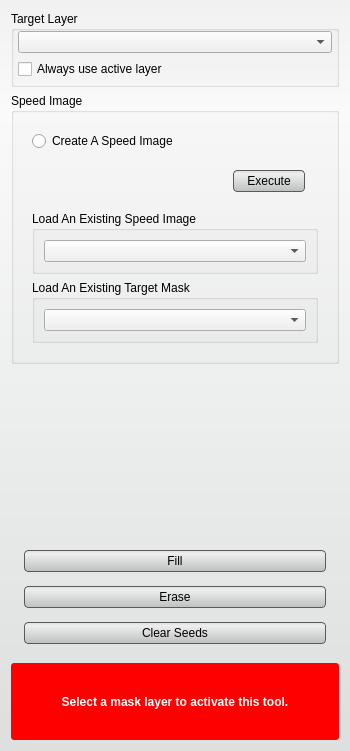
Old version of the form src/Interface/ToolInterface/SpeedlineToolInterface.ui in the repository jessdtate/Seg3D.
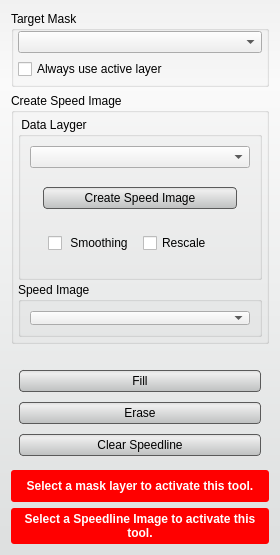
New version of the form. Custom widgets are drawn as their Qt base class.

Commit message: Merge SpeedlineTool from Trunk to Branch

```diff
--- a/src/Interface/ToolInterface/SpeedlineToolInterface.ui
+++ b/src/Interface/ToolInterface/SpeedlineToolInterface.ui
@@ -6,8 +6,8 @@
    <rect>
     <x>0</x>
     <y>0</y>
-    <width>350</width>
-    <height>751</height>
+    <width>280</width>
+    <height>555</height>
    </rect>
   </property>
   <property name="sizePolicy">
@@ -19,7 +19,7 @@
   <property name="minimumSize">
    <size>
     <width>280</width>
-    <height>158</height>
+    <height>555</height>
    </size>
   </property>
   <property name="maximumSize">
@@ -58,7 +58,7 @@
 	margin:4px;
 }</string>
   </property>
-  <layout class="QVBoxLayout" name="verticalLayout_7">
+  <layout class="QVBoxLayout" name="verticalLayout_5">
    <item>
     <widget class="QGroupBox" name="target_groupbox_">
      <property name="minimumSize">
@@ -74,7 +74,7 @@
       </size>
      </property>
      <property name="title">
-      <string>Target Layer</string>
+      <string>Target Mask</string>
      </property>
      <layout class="QVBoxLayout" name="verticalLayout_4">
       <property name="spacing">
@@ -93,7 +93,7 @@
        <number>4</number>
       </property>
       <item>
-       <widget class="QtUtils::QtDropableComboBox" name="target_layer_">
+       <widget class="QtUtils::QtDropableComboBox" name="target_mask_">
         <property name="sizePolicy">
          <sizepolicy hsizetype="Ignored" vsizetype="Fixed">
           <horstretch>0</horstretch>
@@ -132,22 +132,40 @@
    </item>
    <item>
     <widget class="QGroupBox" name="size_groupbox_">
+     <property name="sizePolicy">
+      <sizepolicy hsizetype="Ignored" vsizetype="Preferred">
+       <horstretch>0</horstretch>
+       <verstretch>0</verstretch>
+      </sizepolicy>
+     </property>
      <property name="minimumSize">
       <size>
        <width>0</width>
-       <height>151</height>
+       <height>198</height>
       </size>
      </property>
      <property name="title">
-      <string>Speed Image</string>
+      <string>Create Speed Image</string>
      </property>
-     <layout class="QVBoxLayout" name="verticalLayout_6">
+     <layout class="QVBoxLayout" name="verticalLayout_2">
+      <property name="spacing">
+       <number>2</number>
+      </property>
+      <property name="margin">
+       <number>4</number>
+      </property>
       <item>
-       <widget class="QWidget" name="widget_5" native="true">
+       <widget class="QGroupBox" name="connected_to_mask_groupbox_">
+        <property name="sizePolicy">
+         <sizepolicy hsizetype="Ignored" vsizetype="Preferred">
+          <horstretch>0</horstretch>
+          <verstretch>0</verstretch>
+         </sizepolicy>
+        </property>
         <property name="minimumSize">
          <size>
           <width>0</width>
-          <height>40</height>
+          <height>107</height>
          </size>
         </property>
         <property name="maximumSize">
@@ -156,130 +174,136 @@
           <height>16777215</height>
          </size>
         </property>
-        <layout class="QVBoxLayout" name="verticalLayout_5">
+        <property name="title">
+         <string> Data Layger </string>
+        </property>
+        <property name="alignment">
+         <set>Qt::AlignLeading|Qt::AlignLeft|Qt::AlignTop</set>
+        </property>
+        <layout class="QVBoxLayout" name="verticalLayout_6">
          <item>
-          <widget class="QRadioButton" name="rb_another_group_">
-           <property name="minimumSize">
-            <size>
-             <width>0</width>
-             <height>20</height>
-            </size>
-           </property>
-           <property name="text">
-            <string>Create A Speed Image</string>
+          <widget class="QtUtils::QtDropableComboBox" name="target_data_layer_">
+           <property name="sizePolicy">
+            <sizepolicy hsizetype="Ignored" vsizetype="Fixed">
+             <horstretch>0</horstretch>
+             <verstretch>0</verstretch>
+            </sizepolicy>
            </property>
           </widget>
          </item>
          <item>
-          <widget class="QWidget" name="replaceRunWidget" native="true">
+          <widget class="QWidget" name="widget_3" native="true">
+           <property name="sizePolicy">
+            <sizepolicy hsizetype="Ignored" vsizetype="Preferred">
+             <horstretch>33</horstretch>
+             <verstretch>0</verstretch>
+            </sizepolicy>
+           </property>
            <property name="minimumSize">
             <size>
-             <width>0</width>
-             <height>48</height>
+             <width>120</width>
+             <height>36</height>
             </size>
            </property>
-           <property name="maximumSize">
-            <size>
-             <width>16777215</width>
-             <height>16777215</height>
-            </size>
-           </property>
-           <layout class="QHBoxLayout" name="horizontalLayout_2">
-            <item>
-             <spacer name="horizontalSpacer_2">
-              <property name="orientation">
-               <enum>Qt::Horizontal</enum>
-              </property>
-              <property name="sizeHint" stdset="0">
-               <size>
-                <width>137</width>
-                <height>13</height>
-               </size>
-              </property>
-             </spacer>
-            </item>
+           <layout class="QVBoxLayout" name="verticalLayout_3">
             <item>
              <widget class="QPushButton" name="run_gradient_button_">
               <property name="minimumSize">
                <size>
-                <width>80</width>
+                <width>0</width>
                 <height>30</height>
                </size>
               </property>
               <property name="text">
-               <string>Execute</string>
+               <string>Create Speed Image</string>
               </property>
              </widget>
             </item>
-           </layout>
-          </widget>
-         </item>
-         <item>
-          <widget class="QGroupBox" name="connected_to_gradient_groupbox_">
-           <property name="minimumSize">
-            <size>
-             <width>0</width>
-             <height>52</height>
-            </size>
-           </property>
-           <property name="maximumSize">
-            <size>
-             <width>16777215</width>
-             <height>16777215</height>
-            </size>
-           </property>
-           <property name="title">
-            <string>Load An Existing Speed Image</string>
-           </property>
-           <property name="alignment">
-            <set>Qt::AlignLeading|Qt::AlignLeft|Qt::AlignTop</set>
-           </property>
-           <layout class="QVBoxLayout" name="verticalLayout_2">
             <item>
-             <widget class="QtUtils::QtDropableComboBox" name="gradient_layer_">
-              <property name="sizePolicy">
-               <sizepolicy hsizetype="Ignored" vsizetype="Fixed">
-                <horstretch>0</horstretch>
-                <verstretch>0</verstretch>
-               </sizepolicy>
-              </property>
+             <widget class="QWidget" name="widget_4" native="true">
+              <layout class="QHBoxLayout" name="horizontalLayout_2">
+               <item>
+                <widget class="QCheckBox" name="use_smooth_">
+                 <property name="sizePolicy">
+                  <sizepolicy hsizetype="Minimum" vsizetype="Fixed">
+                   <horstretch>0</horstretch>
+                   <verstretch>0</verstretch>
+                  </sizepolicy>
+                 </property>
+                 <property name="minimumSize">
+                  <size>
+                   <width>0</width>
+                   <height>30</height>
+                  </size>
+                 </property>
+                 <property name="text">
+                  <string> Smoothing</string>
+                 </property>
+                </widget>
+               </item>
+               <item>
+                <widget class="QCheckBox" name="use_rescale_">
+                 <property name="sizePolicy">
+                  <sizepolicy hsizetype="Minimum" vsizetype="Fixed">
+                   <horstretch>0</horstretch>
+                   <verstretch>0</verstretch>
+                  </sizepolicy>
+                 </property>
+                 <property name="minimumSize">
+                  <size>
+                   <width>0</width>
+                   <height>30</height>
+                  </size>
+                 </property>
+                 <property name="text">
+                  <string>Rescale</string>
+                 </property>
+                </widget>
+               </item>
+              </layout>
              </widget>
             </item>
            </layout>
           </widget>
          </item>
+        </layout>
+       </widget>
+      </item>
+      <item>
+       <widget class="QGroupBox" name="connected_to_gradient_groupbox_">
+        <property name="sizePolicy">
+         <sizepolicy hsizetype="Ignored" vsizetype="Preferred">
+          <horstretch>0</horstretch>
+          <verstretch>0</verstretch>
+         </sizepolicy>
+        </property>
+        <property name="minimumSize">
+         <size>
+          <width>0</width>
+          <height>52</height>
+         </size>
+        </property>
+        <property name="maximumSize">
+         <size>
+          <width>16777215</width>
+          <height>16777215</height>
+         </size>
+        </property>
+        <property name="title">
+         <string>Speed Image</string>
+        </property>
+        <property name="alignment">
+         <set>Qt::AlignLeading|Qt::AlignLeft|Qt::AlignTop</set>
+        </property>
+        <layout class="QHBoxLayout" name="horizontalLayout_3">
          <item>
-          <widget class="QGroupBox" name="connected_to_mask_groupbox_">
-           <property name="minimumSize">
-            <size>
-             <width>0</width>
-             <height>52</height>
-            </size>
+          <widget class="QtUtils::QtDropableComboBox" name="gradient_layer_">
+           <property name="sizePolicy">
+            <sizepolicy hsizetype="Ignored" vsizetype="Fixed">
+             <horstretch>0</horstretch>
+             <verstretch>0</verstretch>
+            </sizepolicy>
            </property>
-           <property name="maximumSize">
-            <size>
-             <width>16777215</width>
-             <height>16777215</height>
-            </size>
-           </property>
-           <property name="title">
-            <string>Load An Existing Target Mask</string>
-           </property>
-           <property name="alignment">
-            <set>Qt::AlignLeading|Qt::AlignLeft|Qt::AlignTop</set>
-           </property>
-           <layout class="QVBoxLayout" name="verticalLayout_3">
-            <item>
-             <widget class="QtUtils::QtDropableComboBox" name="target_mask_">
-              <property name="sizePolicy">
-               <sizepolicy hsizetype="Ignored" vsizetype="Fixed">
-                <horstretch>0</horstretch>
-                <verstretch>0</verstretch>
-               </sizepolicy>
-              </property>
-             </widget>
-            </item>
-           </layout>
           </widget>
          </item>
         </layout>
@@ -297,6 +321,12 @@
    <item>
     <widget class="QWidget" name="widget" native="true">
      <layout class="QVBoxLayout" name="verticalLayout">
+      <property name="spacing">
+       <number>2</number>
+      </property>
+      <property name="margin">
+       <number>4</number>
+      </property>
       <item>
        <widget class="QPushButton" name="fill_button_">
         <property name="minimumSize">
@@ -332,7 +362,7 @@
          </size>
         </property>
         <property name="text">
-         <string>Clear Seeds</string>
+         <string>Clear Speedline</string>
         </property>
        </widget>
       </item>
@@ -340,7 +370,7 @@
     </widget>
    </item>
    <item>
-    <widget class="QWidget" name="message_alert_" native="true">
+    <widget class="QWidget" name="message_mask_alert_" native="true">
      <property name="minimumSize">
       <size>
        <width>0</width>
@@ -353,7 +383,7 @@
 	font: bold;
 }
 
-QWidget#message_alert_{
+QWidget#message_mask_alert_{
 	border-radius: 3px;
 	background-color: red;
 }</string>
@@ -381,6 +411,54 @@
      </layout>
     </widget>
    </item>
+   <item>
+    <widget class="QWidget" name="message_gradient_magnitude_layer_alert_" native="true">
+     <property name="sizePolicy">
+      <sizepolicy hsizetype="Ignored" vsizetype="Preferred">
+       <horstretch>0</horstretch>
+       <verstretch>0</verstretch>
+      </sizepolicy>
+     </property>
+     <property name="minimumSize">
+      <size>
+       <width>0</width>
+       <height>32</height>
+      </size>
+     </property>
+     <property name="styleSheet">
+      <string notr="true">QLabel#message_1_{
+	color: white;
+	font: bold;
+}
+
+QWidget#message_gradient_magnitude_layer_alert_{
+	border-radius: 3px;
+	background-color: red;
+}</string>
+     </property>
+     <layout class="QHBoxLayout" name="horizontalLayout_5">
+      <property name="spacing">
+       <number>0</number>
+      </property>
+      <property name="margin">
+       <number>4</number>
+      </property>
+      <item>
+       <widget class="QLabel" name="message_1_">
+        <property name="text">
+         <string>Select a Speedline Image to activate this tool.</string>
+        </property>
+        <property name="alignment">
+         <set>Qt::AlignCenter</set>
+        </property>
+        <property name="wordWrap">
+         <bool>true</bool>
+        </property>
+       </widget>
+      </item>
+     </layout>
+    </widget>
+   </item>
   </layout>
  </widget>
  <customwidgets>
```
The commit also changes 16 other files.
